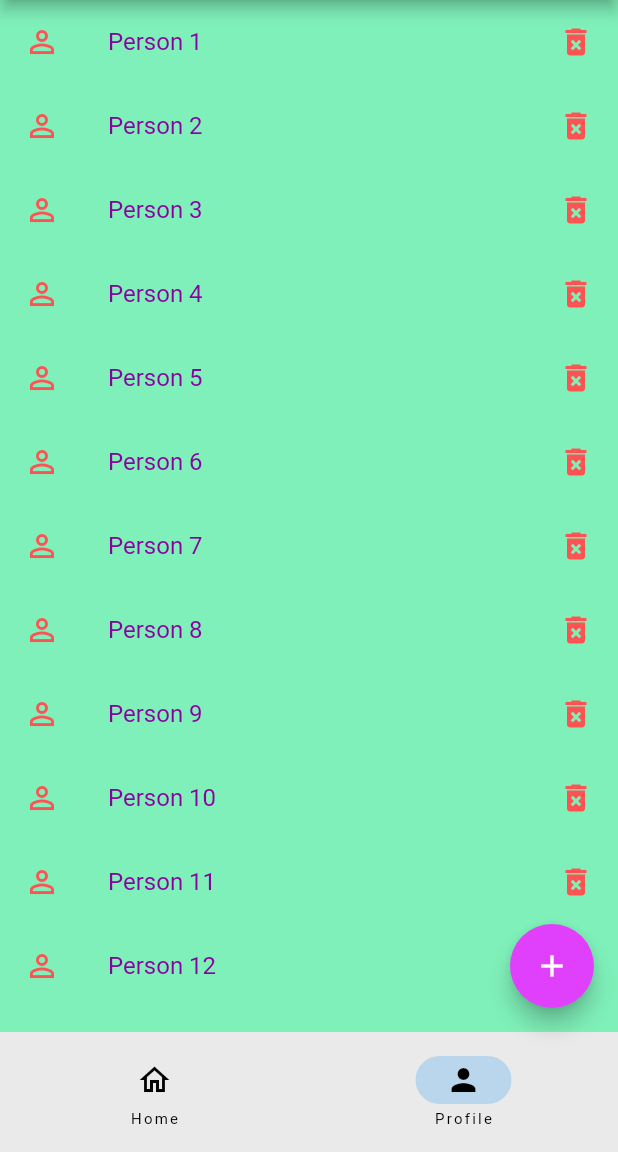
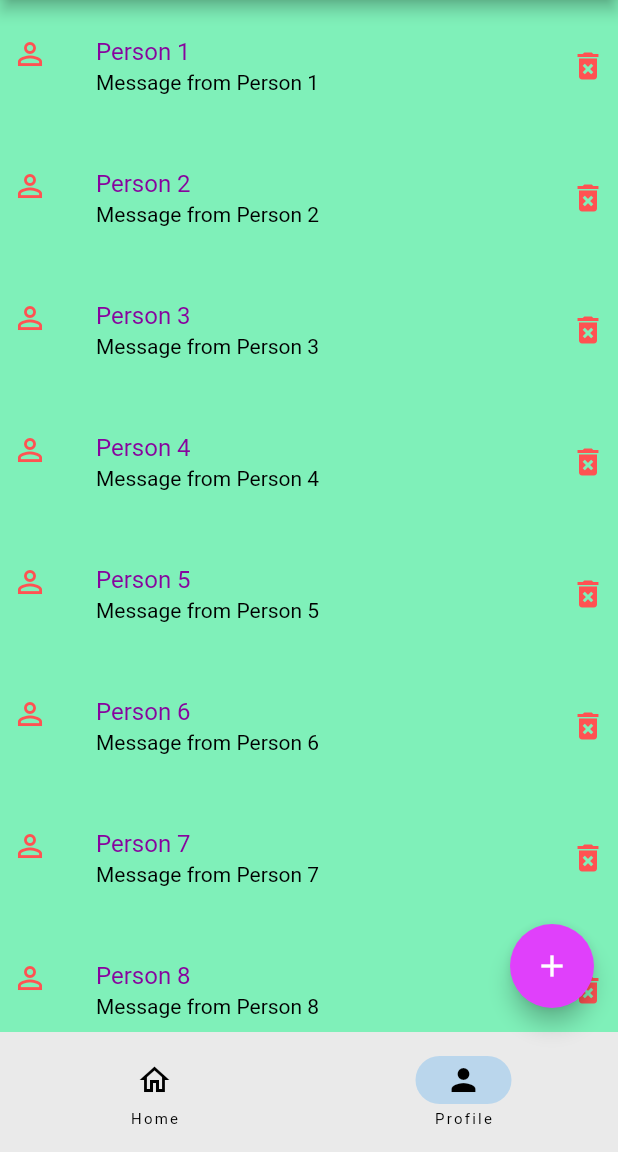
Before and after one commit to indieka900/second-flutter-app, a Flutter app: the Register screen opened directly, item 2 of the bottom bar chosen, after a tap on the "add" icon, on a phone screen of 412 x 824 dp, the part 84-1236 px from its top. Run offline on Flutter 3.47's test engine with Material 2 defaults, Android fonts, the phone set to English and light mode, and no system bars.

Commit message:
Second tutorial

```diff
--- a/lib/main.dart
+++ b/lib/main.dart
@@ -1,6 +1,6 @@
 import 'package:flutter/material.dart';
 import 'pages/login.dart';
-import 'pages/register.dart';
+import 'pages/pages/register.dart';
 import 'package:flutter/services.dart';
 
 void main() {
--- a/lib/pages/pages/profile.dart
+++ b/lib/pages/pages/profile.dart
@@ -1,4 +1,5 @@
 import 'package:flutter/material.dart';
+//import 'register.dart';
 
 class Profilepage extends StatefulWidget {
   const Profilepage({super.key});
@@ -8,21 +9,40 @@ class Profilepage extends StatefulWidget {
 }
 
 class _ProfilepageState extends State<Profilepage> {
+  int itemcount = 10;
   @override
   Widget build(BuildContext context) {
     return ListView.builder(
-      itemCount: 20,
+      itemCount: itemcount,
       itemBuilder: (BuildContext context, int index) {
         return ListTile(
+          onTap: () {
+            itemcount++;
+            CheckboxListTile(value: true, onChanged: (bool? value) {});
+          },
+          contentPadding: EdgeInsets.all(8.0),
           title: Text('Person ${index + 1} '),
+          subtitle: Text(
+            "Message from Person ${index + 1} ",
+            style: TextStyle(color: Colors.black),
+          ),
           tileColor: Color.fromARGB(255, 127, 240, 185),
           //hoverColor: Colors.purple,
           textColor: Color.fromARGB(255, 135, 3, 158),
           leading: Icon(Icons.person_outline),
           trailing: Icon(Icons.delete_forever),
           iconColor: Colors.redAccent,
-          onTap: () {
+          onLongPress: () {
             setState(() {
+              showDialog(
+                context: context,
+                builder: (context) => AboutDialog(
+                  applicationName: 'Contact info',
+                  children: [
+                    Text('Hello Person ${index + 1}'),
+                  ],
+                ),
+              );
               Icon(Icons.select_all_rounded);
             });
           },
--- a/lib/pages/register.dart
+++ b/lib/pages/pages/register.dart
@@ -1,7 +1,7 @@
 import 'package:flutter/material.dart';
 import 'package:flutter/services.dart';
 import 'package:flutterpro/pages/pages/profile.dart';
-import 'pages/home_register.dart';
+import 'home_register.dart';
 
 class Register extends StatefulWidget {
   const Register({super.key});
@@ -11,6 +11,7 @@ class Register extends StatefulWidget {
 }
 
 class _RegisterState extends State<Register> {
+  int indexes = 1;
   int currentPage = 0;
   List<Widget> pages = [Homepage(), Profilepage()];
   @override
@@ -63,7 +64,9 @@ class _RegisterState extends State<Register> {
       body: pages[currentPage],
       floatingActionButton: FloatingActionButton(
         onPressed: () {
-          setState(() {});
+          setState(() {
+            indexes++;
+          });
         },
         splashColor: Colors.green[400],
         backgroundColor: Colors.purpleAccent,
```
